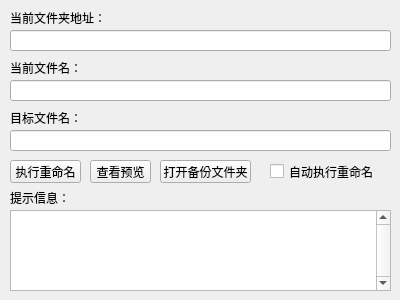
The window that FrameRenamer.ui (Junt62/FrameRenamer) describes before a commit, drawn with Qt 5.
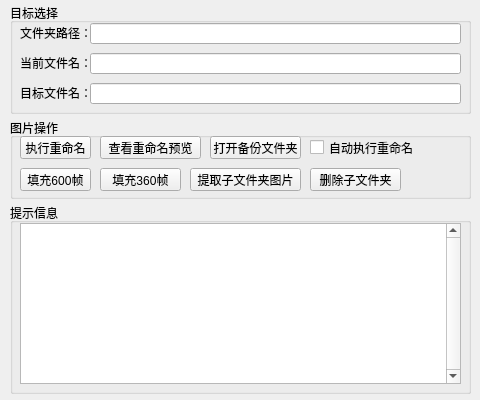
The same window after the commit. Icons and pictures are not drawn.

Commit message: Added new feature to defragment images.

```diff
--- a/FrameRenamer.ui
+++ b/FrameRenamer.ui
@@ -2,24 +2,33 @@
 <ui version="4.0">
  <class>Form</class>
  <widget class="QWidget" name="Form">
+  <property name="enabled">
+   <bool>true</bool>
+  </property>
   <property name="geometry">
    <rect>
     <x>0</x>
     <y>0</y>
-    <width>400</width>
-    <height>300</height>
+    <width>480</width>
+    <height>400</height>
    </rect>
   </property>
+  <property name="sizePolicy">
+   <sizepolicy hsizetype="Ignored" vsizetype="Ignored">
+    <horstretch>0</horstretch>
+    <verstretch>0</verstretch>
+   </sizepolicy>
+  </property>
   <property name="minimumSize">
    <size>
-    <width>400</width>
-    <height>300</height>
+    <width>480</width>
+    <height>400</height>
    </size>
   </property>
   <property name="maximumSize">
    <size>
-    <width>400</width>
-    <height>300</height>
+    <width>480</width>
+    <height>400</height>
    </size>
   </property>
   <property name="windowTitle">
@@ -29,64 +38,63 @@
    <iconset resource="FrameRenamer.qrc">
     <normaloff>:/icon/icon.ico</normaloff>:/icon/icon.ico</iconset>
   </property>
-  <widget class="QPushButton" name="pushButton">
+  <widget class="QGroupBox" name="groupBox">
    <property name="geometry">
     <rect>
      <x>10</x>
-     <y>160</y>
+     <y>3</y>
+     <width>461</width>
+     <height>111</height>
+    </rect>
+   </property>
+   <property name="title">
+    <string>目标选择</string>
+   </property>
+   <widget class="QLineEdit" name="lineEdit_3">
+    <property name="geometry">
+     <rect>
+      <x>80</x>
+      <y>80</y>
+      <width>371</width>
+      <height>21</height>
+     </rect>
+    </property>
+    <property name="readOnly">
+     <bool>true</bool>
+    </property>
+   </widget>
+   <widget class="QLabel" name="label_3">
+    <property name="geometry">
+     <rect>
+      <x>10</x>
+      <y>82</y>
      <width>71</width>
-     <height>23</height>
+      <height>16</height>
     </rect>
    </property>
    <property name="text">
-    <string>执行重命名</string>
+     <string>目标文件名：</string>
    </property>
   </widget>
   <widget class="QLabel" name="label">
    <property name="geometry">
     <rect>
      <x>10</x>
-     <y>10</y>
-     <width>381</width>
+      <y>22</y>
+      <width>71</width>
      <height>16</height>
     </rect>
    </property>
    <property name="text">
-    <string>当前文件夹地址：</string>
-   </property>
-  </widget>
-  <widget class="QLineEdit" name="lineEdit">
-   <property name="geometry">
-    <rect>
-     <x>10</x>
-     <y>30</y>
-     <width>381</width>
-     <height>21</height>
-    </rect>
-   </property>
-   <property name="readOnly">
-    <bool>true</bool>
-   </property>
-  </widget>
-  <widget class="QPushButton" name="pushButton_2">
-   <property name="geometry">
-    <rect>
-     <x>90</x>
-     <y>160</y>
-     <width>61</width>
-     <height>23</height>
-    </rect>
-   </property>
-   <property name="text">
-    <string>查看预览</string>
+     <string>文件夹路径：</string>
    </property>
   </widget>
   <widget class="QLabel" name="label_2">
    <property name="geometry">
     <rect>
      <x>10</x>
-     <y>60</y>
-     <width>381</width>
+      <y>52</y>
+      <width>71</width>
      <height>16</height>
     </rect>
    </property>
@@ -94,38 +102,25 @@
     <string>当前文件名：</string>
    </property>
   </widget>
+   <widget class="QLineEdit" name="lineEdit">
+    <property name="geometry">
+     <rect>
+      <x>80</x>
+      <y>20</y>
+      <width>371</width>
+      <height>21</height>
+     </rect>
+    </property>
+    <property name="readOnly">
+     <bool>true</bool>
+    </property>
+   </widget>
   <widget class="QLineEdit" name="lineEdit_2">
    <property name="geometry">
     <rect>
-     <x>10</x>
-     <y>80</y>
-     <width>381</width>
-     <height>21</height>
-    </rect>
-   </property>
-   <property name="readOnly">
-    <bool>true</bool>
-   </property>
-  </widget>
-  <widget class="QLabel" name="label_3">
-   <property name="geometry">
-    <rect>
-     <x>10</x>
-     <y>110</y>
-     <width>381</width>
-     <height>16</height>
-    </rect>
-   </property>
-   <property name="text">
-    <string>目标文件名：</string>
-   </property>
-  </widget>
-  <widget class="QLineEdit" name="lineEdit_3">
-   <property name="geometry">
-    <rect>
-     <x>10</x>
-     <y>130</y>
-     <width>381</width>
+      <x>80</x>
+      <y>50</y>
+      <width>371</width>
      <height>21</height>
     </rect>
    </property>
@@ -137,7 +132,7 @@
    <property name="geometry">
     <rect>
      <x>10</x>
-     <y>190</y>
+      <y>120</y>
      <width>381</width>
      <height>16</height>
     </rect>
@@ -146,11 +141,24 @@
     <string>提示信息：</string>
    </property>
   </widget>
+  </widget>
+  <widget class="QGroupBox" name="groupBox_2">
+   <property name="geometry">
+    <rect>
+     <x>10</x>
+     <y>118</y>
+     <width>461</width>
+     <height>81</height>
+    </rect>
+   </property>
+   <property name="title">
+    <string>图片操作</string>
+   </property>
   <widget class="QCheckBox" name="checkBox">
    <property name="geometry">
     <rect>
-     <x>270</x>
-     <y>162</y>
+      <x>300</x>
+      <y>20</y>
      <width>111</width>
      <height>19</height>
     </rect>
@@ -159,13 +167,117 @@
     <string>自动执行重命名</string>
    </property>
   </widget>
+   <widget class="QPushButton" name="pushButton_2">
+    <property name="geometry">
+     <rect>
+      <x>90</x>
+      <y>18</y>
+      <width>101</width>
+      <height>23</height>
+     </rect>
+    </property>
+    <property name="text">
+     <string>查看重命名预览</string>
+    </property>
+   </widget>
+   <widget class="QPushButton" name="pushButton">
+    <property name="geometry">
+     <rect>
+      <x>10</x>
+      <y>18</y>
+      <width>71</width>
+      <height>23</height>
+     </rect>
+    </property>
+    <property name="text">
+     <string>执行重命名</string>
+    </property>
+   </widget>
+   <widget class="QPushButton" name="pushButton_3">
+    <property name="geometry">
+     <rect>
+      <x>200</x>
+      <y>18</y>
+      <width>91</width>
+      <height>23</height>
+     </rect>
+    </property>
+    <property name="text">
+     <string>打开备份文件夹</string>
+    </property>
+   </widget>
+   <widget class="QPushButton" name="pushButton_4">
+    <property name="geometry">
+     <rect>
+      <x>10</x>
+      <y>50</y>
+      <width>71</width>
+      <height>23</height>
+     </rect>
+    </property>
+    <property name="text">
+     <string>填充600帧</string>
+    </property>
+   </widget>
+   <widget class="QPushButton" name="pushButton_5">
+    <property name="geometry">
+     <rect>
+      <x>90</x>
+      <y>50</y>
+      <width>81</width>
+      <height>23</height>
+     </rect>
+    </property>
+    <property name="text">
+     <string>填充360帧</string>
+    </property>
+   </widget>
+   <widget class="QPushButton" name="pushButton_6">
+    <property name="geometry">
+     <rect>
+      <x>180</x>
+      <y>50</y>
+      <width>111</width>
+      <height>23</height>
+     </rect>
+    </property>
+    <property name="text">
+     <string>提取子文件夹图片</string>
+    </property>
+   </widget>
+   <widget class="QPushButton" name="pushButton_7">
+    <property name="geometry">
+     <rect>
+      <x>300</x>
+      <y>50</y>
+      <width>91</width>
+      <height>23</height>
+     </rect>
+    </property>
+    <property name="text">
+     <string>删除子文件夹</string>
+    </property>
+   </widget>
+  </widget>
+  <widget class="QGroupBox" name="groupBox_3">
+   <property name="geometry">
+    <rect>
+     <x>10</x>
+     <y>203</y>
+     <width>461</width>
+     <height>191</height>
+    </rect>
+   </property>
+   <property name="title">
+    <string>提示信息</string>
+   </property>
   <widget class="QTextEdit" name="textEdit">
    <property name="geometry">
     <rect>
      <x>10</x>
-     <y>210</y>
-     <width>381</width>
-     <height>81</height>
+      <y>20</y>
+      <width>441</width>
+      <height>161</height>
     </rect>
    </property>
    <property name="verticalScrollBarPolicy">
@@ -178,18 +290,6 @@
     <bool>true</bool>
    </property>
   </widget>
-  <widget class="QPushButton" name="pushButton_3">
-   <property name="geometry">
-    <rect>
-     <x>160</x>
-     <y>160</y>
-     <width>91</width>
-     <height>23</height>
-    </rect>
-   </property>
-   <property name="text">
-    <string>打开备份文件夹</string>
-   </property>
   </widget>
  </widget>
  <resources>
```
Left out of the diff: 3 changed lines with no effect on the pictures. Lines whose indentation alone changed are shown as unchanged. The commit also changes 2 other files.
